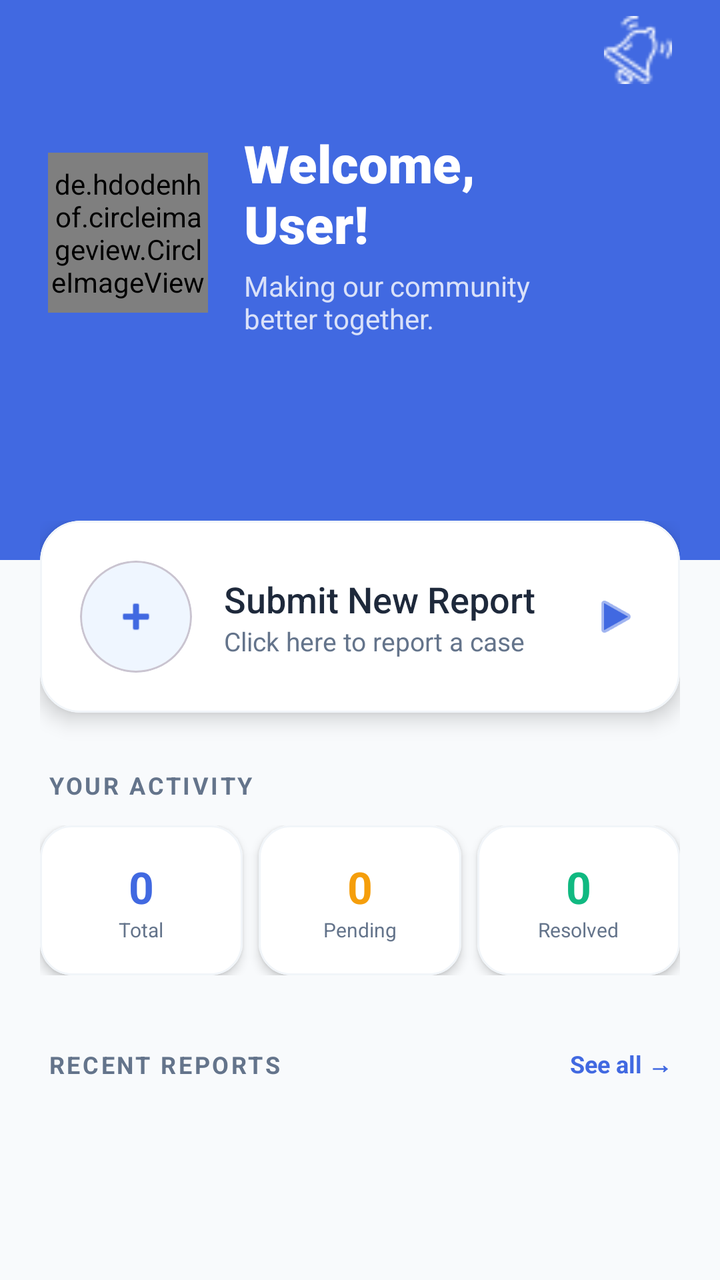
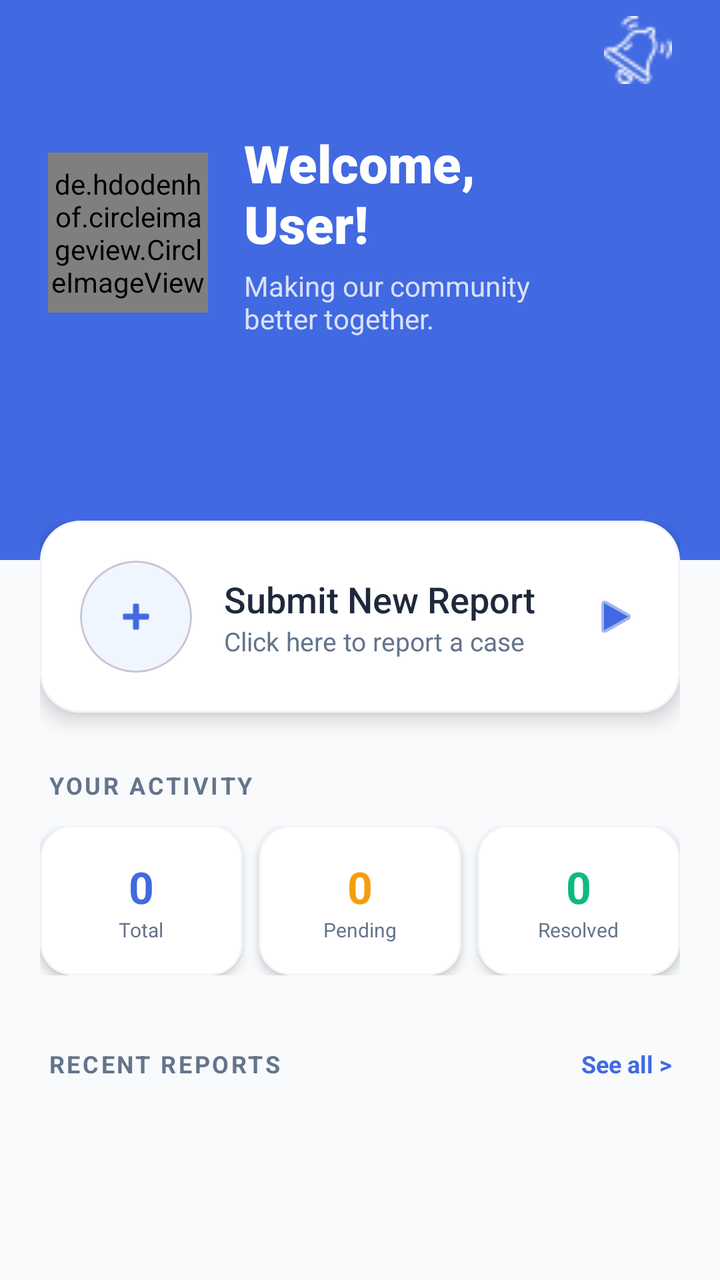

Two renders of the same Android screen: before a commit and after it. Below are the layout's source before the change and the commit's diff.
<!-- AndroidManifest.xml: application theme Theme.StreetAssist -->
<!-- res/layout/fragment_home.xml -->
<?xml version="1.0" encoding="utf-8"?>
<androidx.coordinatorlayout.widget.CoordinatorLayout xmlns:android="http://schemas.android.com/apk/res/android"
    xmlns:app="http://schemas.android.com/apk/res-auto"
    xmlns:tools="http://schemas.android.com/tools"
    android:layout_width="match_parent"
    android:layout_height="match_parent"
    android:background="#F8FAFC"
    tools:context=".ui.resident.Home.HomeFragment">

    <androidx.core.widget.NestedScrollView
        android:layout_width="match_parent"
        android:layout_height="match_parent"
        android:fillViewport="true">

        <androidx.constraintlayout.widget.ConstraintLayout
            android:layout_width="match_parent"
            android:layout_height="wrap_content">

            
            <View
                android:id="@+id/headerBackground"
                android:layout_width="0dp"
                android:layout_height="280dp"
                android:background="#4169E1"
                app:layout_constraintEnd_toEndOf="parent"
                app:layout_constraintStart_toStartOf="parent"
                app:layout_constraintTop_toTopOf="parent" />

            
            <View
                android:id="@+id/decorativeCircle"
                android:layout_width="200dp"
                android:layout_height="200dp"
                android:layout_marginTop="-60dp"
                android:layout_marginEnd="-60dp"
                android:background="@drawable/circle_bg_light_blue"
                android:backgroundTint="#20FFFFFF"
                app:layout_constraintEnd_toEndOf="parent"
                app:layout_constraintTop_toTopOf="parent" />

            
            <androidx.constraintlayout.widget.ConstraintLayout
                android:id="@+id/layoutUserInfo"
                android:layout_width="0dp"
                android:layout_height="wrap_content"
                android:paddingStart="24dp"
                android:paddingEnd="24dp"
                android:paddingTop="64dp"
                app:layout_constraintEnd_toStartOf="@+id/layoutNotification"
                app:layout_constraintStart_toStartOf="parent"
                app:layout_constraintTop_toTopOf="parent">

                
                <FrameLayout
                    android:id="@+id/avatarFrame"
                    android:layout_width="80dp"
                    android:layout_height="80dp"
                    app:layout_constraintBottom_toBottomOf="parent"
                    app:layout_constraintStart_toStartOf="parent"
                    app:layout_constraintTop_toTopOf="parent">

                    <de.hdodenhof.circleimageview.CircleImageView
                        android:id="@+id/ivAvatar"
                        android:layout_width="80dp"
                        android:layout_height="80dp"
                        android:clickable="true"
                        android:focusable="true"
                        android:src="@drawable/ic_default_avatar"
                        app:civ_border_color="#FFFFFF"
                        app:civ_border_width="2.5dp" />

                    <TextView
                        android:id="@+id/tvInitialsAvatar"
                        android:layout_width="80dp"
                        android:layout_height="80dp"
                        android:background="@drawable/circle_bg_light_blue"
                        android:clickable="true"
                        android:focusable="true"
                        android:gravity="center"
                        android:text="U"
                        android:textColor="@android:color/white"
                        android:textSize="28sp"
                        android:textStyle="bold"
                        android:visibility="gone" />
                </FrameLayout>

                
                <LinearLayout
                    android:layout_width="0dp"
                    android:layout_height="wrap_content"
                    android:layout_marginStart="18dp"
                    android:orientation="vertical"
                    app:layout_constraintBottom_toBottomOf="parent"
                    app:layout_constraintEnd_toEndOf="parent"
                    app:layout_constraintStart_toEndOf="@id/avatarFrame"
                    app:layout_constraintTop_toTopOf="parent">

                    <TextView
                        android:id="@+id/tvWelcomeName"
                        android:layout_width="wrap_content"
                        android:layout_height="wrap_content"
                        android:fontFamily="sans-serif-black"
                        android:text="Welcome, User!"
                        android:textColor="@android:color/white"
                        android:textSize="26sp"
                        android:textStyle="bold" />

                    <TextView
                        android:layout_width="wrap_content"
                        android:layout_height="wrap_content"
                        android:layout_marginTop="4dp"
                        android:alpha="0.8"
                        android:text="Making our community better together."
                        android:textColor="#FFFFFF"
                        android:textSize="14sp" />
                </LinearLayout>

            </androidx.constraintlayout.widget.ConstraintLayout>

            
            <RelativeLayout
                android:id="@+id/layoutNotification"
                android:layout_width="wrap_content"
                android:layout_height="wrap_content"
                android:layout_marginEnd="16dp"
                android:padding="8dp"
                app:layout_constraintEnd_toEndOf="parent"
                app:layout_constraintTop_toTopOf="@+id/layoutUserInfo">

                <ImageView
                    android:id="@+id/ivNotification"
                    android:layout_width="34dp"
                    android:layout_height="34dp"
                    android:src="@drawable/notif"
                    app:tint="@android:color/white" />

                <TextView
                    android:id="@+id/tvNotificationBadge"
                    android:layout_width="20dp"
                    android:layout_height="20dp"
                    android:layout_alignTop="@id/ivNotification"
                    android:layout_alignEnd="@id/ivNotification"
                    android:layout_marginTop="-4dp"
                    android:layout_marginEnd="-4dp"
                    android:background="@drawable/badge_notification"
                    android:gravity="center"
                    android:text="0"
                    android:textColor="@android:color/white"
                    android:textSize="11sp"
                    android:textStyle="bold"
                    android:visibility="gone" />
            </RelativeLayout>

            
            <androidx.constraintlayout.widget.ConstraintLayout
                android:id="@+id/contentContainer"
                android:layout_width="0dp"
                android:layout_height="wrap_content"
                android:layout_marginTop="-40dp"
                android:background="@drawable/rounded_top_corners"
                android:padding="20dp"
                app:layout_constraintEnd_toEndOf="parent"
                app:layout_constraintStart_toStartOf="parent"
                app:layout_constraintTop_toBottomOf="@+id/headerBackground">

                
                <com.google.android.material.card.MaterialCardView
                    android:id="@+id/cardSubmitReport"
                    android:layout_width="0dp"
                    android:layout_height="wrap_content"
                    android:clickable="true"
                    android:focusable="true"
                    app:cardBackgroundColor="@android:color/white"
                    app:cardCornerRadius="20dp"
                    app:cardElevation="6dp"
                    app:layout_constraintEnd_toEndOf="parent"
                    app:layout_constraintStart_toStartOf="parent"
                    app:layout_constraintTop_toTopOf="parent"
                    app:strokeColor="#F1F5F9"
                    app:strokeWidth="1dp">

                    <androidx.constraintlayout.widget.ConstraintLayout
                        android:layout_width="match_parent"
                        android:layout_height="wrap_content"
                        android:padding="20dp">

                        <com.google.android.material.card.MaterialCardView
                            android:id="@+id/iconContainer"
                            android:layout_width="56dp"
                            android:layout_height="56dp"
                            app:cardBackgroundColor="#EFF6FF"
                            app:cardCornerRadius="28dp"
                            app:cardElevation="0dp"
                            app:layout_constraintBottom_toBottomOf="parent"
                            app:layout_constraintStart_toStartOf="parent"
                            app:layout_constraintTop_toTopOf="parent">

                            <ImageView
                                android:layout_width="24dp"
                                android:layout_height="24dp"
                                android:layout_gravity="center"
                                android:src="@android:drawable/ic_input_add"
                                app:tint="#4169E1" />
                        </com.google.android.material.card.MaterialCardView>

                        <LinearLayout
                            android:id="@+id/textContainer"
                            android:layout_width="0dp"
                            android:layout_height="wrap_content"
                            android:layout_marginStart="16dp"
                            android:layout_marginEnd="8dp"
                            android:orientation="vertical"
                            app:layout_constraintBottom_toBottomOf="parent"
                            app:layout_constraintEnd_toStartOf="@+id/ivArrow"
                            app:layout_constraintStart_toEndOf="@id/iconContainer"
                            app:layout_constraintTop_toTopOf="parent">

                            <TextView
                                android:layout_width="wrap_content"
                                android:layout_height="wrap_content"
                                android:fontFamily="sans-serif-medium"
                                android:text="Submit New Report"
                                android:textColor="#1E293B"
                                android:textSize="18sp" />

                            <TextView
                                android:layout_width="wrap_content"
                                android:layout_height="wrap_content"
                                android:text="Click here to report a case"
                                android:textColor="#64748B"
                                android:textSize="13sp" />
                        </LinearLayout>

                        <ImageView
                            android:id="@+id/ivArrow"
                            android:layout_width="24dp"
                            android:layout_height="24dp"
                            android:src="@android:drawable/ic_media_play"
                            app:layout_constraintBottom_toBottomOf="parent"
                            app:layout_constraintEnd_toEndOf="parent"
                            app:layout_constraintTop_toTopOf="parent"
                            app:tint="#4169E1" />
                    </androidx.constraintlayout.widget.ConstraintLayout>
                </com.google.android.material.card.MaterialCardView>

                
                <TextView
                    android:id="@+id/tvActivityTitle"
                    android:layout_width="wrap_content"
                    android:layout_height="wrap_content"
                    android:layout_marginStart="4dp"
                    android:layout_marginTop="28dp"
                    android:letterSpacing="0.1"
                    android:text="YOUR ACTIVITY"
                    android:textColor="#64748B"
                    android:textSize="12sp"
                    android:textStyle="bold"
                    app:layout_constraintStart_toStartOf="parent"
                    app:layout_constraintTop_toBottomOf="@id/cardSubmitReport" />

                
                <androidx.constraintlayout.widget.ConstraintLayout
                    android:id="@+id/layoutStats"
                    android:layout_width="0dp"
                    android:layout_height="wrap_content"
                    android:layout_marginTop="12dp"
                    app:layout_constraintEnd_toEndOf="parent"
                    app:layout_constraintStart_toStartOf="parent"
                    app:layout_constraintTop_toBottomOf="@id/tvActivityTitle">

                    
                    <com.google.android.material.card.MaterialCardView
                        android:id="@+id/cardTotal"
                        android:layout_width="0dp"
                        android:layout_height="wrap_content"
                        android:layout_marginEnd="4dp"
                        app:cardBackgroundColor="@android:color/white"
                        app:cardCornerRadius="16dp"
                        app:cardElevation="3dp"
                        app:layout_constraintEnd_toStartOf="@+id/cardPending"
                        app:layout_constraintHorizontal_weight="1"
                        app:layout_constraintStart_toStartOf="parent"
                        app:layout_constraintTop_toTopOf="parent"
                        app:strokeColor="#F1F5F9"
                        app:strokeWidth="1dp">

                        <LinearLayout
                            android:layout_width="match_parent"
                            android:layout_height="wrap_content"
                            android:gravity="center"
                            android:orientation="vertical"
                            android:padding="16dp">

                            <TextView
                                android:id="@+id/tvTotalCount"
                                android:layout_width="wrap_content"
                                android:layout_height="wrap_content"
                                android:text="0"
                                android:textColor="#4169E1"
                                android:textSize="22sp"
                                android:textStyle="bold" />

                            <TextView
                                android:layout_width="wrap_content"
                                android:layout_height="wrap_content"
                                android:text="Total"
                                android:textColor="#64748B"
                                android:textSize="10sp" />
                        </LinearLayout>
                    </com.google.android.material.card.MaterialCardView>

                    
                    <com.google.android.material.card.MaterialCardView
                        android:id="@+id/cardPending"
                        android:layout_width="0dp"
                        android:layout_height="wrap_content"
                        android:layout_marginStart="4dp"
                        android:layout_marginEnd="4dp"
                        app:cardBackgroundColor="@android:color/white"
                        app:cardCornerRadius="16dp"
                        app:cardElevation="3dp"
                        app:layout_constraintEnd_toStartOf="@+id/cardResolved"
                        app:layout_constraintHorizontal_weight="1"
                        app:layout_constraintStart_toEndOf="@+id/cardTotal"
                        app:layout_constraintTop_toTopOf="parent"
                        app:strokeColor="#F1F5F9"
                        app:strokeWidth="1dp">

                        <LinearLayout
                            android:layout_width="match_parent"
                            android:layout_height="wrap_content"
                            android:gravity="center"
                            android:orientation="vertical"
                            android:padding="16dp">

                            <TextView
                                android:id="@+id/tvPendingCount"
                                android:layout_width="wrap_content"
                                android:layout_height="wrap_content"
                                android:text="0"
                                android:textColor="#F59E0B"
                                android:textSize="22sp"
                                android:textStyle="bold" />

                            <TextView
                                android:layout_width="wrap_content"
                                android:layout_height="wrap_content"
                                android:text="Pending"
                                android:textColor="#64748B"
                                android:textSize="10sp" />
                        </LinearLayout>
                    </com.google.android.material.card.MaterialCardView>

                    
                    <com.google.android.material.card.MaterialCardView
                        android:id="@+id/cardResolved"
                        android:layout_width="0dp"
                        android:layout_height="wrap_content"
                        android:layout_marginStart="4dp"
                        app:cardBackgroundColor="@android:color/white"
                        app:cardCornerRadius="16dp"
                        app:cardElevation="3dp"
                        app:layout_constraintEnd_toEndOf="parent"
                        app:layout_constraintHorizontal_weight="1"
                        app:layout_constraintStart_toEndOf="@+id/cardPending"
                        app:layout_constraintTop_toTopOf="parent"
                        app:strokeColor="#F1F5F9"
                        app:strokeWidth="1dp">

                        <LinearLayout
                            android:layout_width="match_parent"
                            android:layout_height="wrap_content"
                            android:gravity="center"
                            android:orientation="vertical"
                            android:padding="16dp">

                            <TextView
                                android:id="@+id/tvResolvedCount"
                                android:layout_width="wrap_content"
                                android:layout_height="wrap_content"
                                android:text="0"
                                android:textColor="#10B981"
                                android:textSize="22sp"
                                android:textStyle="bold" />

                            <TextView
                                android:layout_width="wrap_content"
                                android:layout_height="wrap_content"
                                android:text="Resolved"
                                android:textColor="#64748B"
                                android:textSize="10sp" />
                        </LinearLayout>
                    </com.google.android.material.card.MaterialCardView>
                </androidx.constraintlayout.widget.ConstraintLayout>

                
                <androidx.constraintlayout.widget.ConstraintLayout
                    android:id="@+id/layoutRecentHeader"
                    android:layout_width="0dp"
                    android:layout_height="wrap_content"
                    android:layout_marginTop="32dp"
                    app:layout_constraintEnd_toEndOf="parent"
                    app:layout_constraintStart_toStartOf="parent"
                    app:layout_constraintTop_toBottomOf="@id/layoutStats">

                    <TextView
                        android:layout_width="0dp"
                        android:layout_height="wrap_content"
                        android:layout_marginStart="4dp"
                        android:letterSpacing="0.1"
                        android:text="RECENT REPORTS"
                        android:textColor="#64748B"
                        android:textSize="12sp"
                        android:textStyle="bold"
                        app:layout_constraintBottom_toBottomOf="parent"
                        app:layout_constraintEnd_toStartOf="@+id/tvSeeAll"
                        app:layout_constraintStart_toStartOf="parent"
                        app:layout_constraintTop_toTopOf="parent" />

                    <TextView
                        android:id="@+id/tvSeeAll"
                        android:layout_width="wrap_content"
                        android:layout_height="wrap_content"
                        android:clickable="true"
                        android:focusable="true"
                        android:padding="4dp"
                        android:text="See all →"
                        android:textColor="#4169E1"
                        android:textSize="12sp"
                        android:textStyle="bold"
                        app:layout_constraintBottom_toBottomOf="parent"
                        app:layout_constraintEnd_toEndOf="parent"
                        app:layout_constraintTop_toTopOf="parent" />
                </androidx.constraintlayout.widget.ConstraintLayout>

                
                <com.google.android.material.card.MaterialCardView
                    android:id="@+id/layoutRecentEmpty"
                    android:layout_width="0dp"
                    android:layout_height="wrap_content"
                    android:layout_marginTop="12dp"
                    android:visibility="gone"
                    app:cardBackgroundColor="@android:color/white"
                    app:cardCornerRadius="16dp"
                    app:cardElevation="0dp"
                    app:layout_constraintEnd_toEndOf="parent"
                    app:layout_constraintStart_toStartOf="parent"
                    app:layout_constraintTop_toBottomOf="@id/layoutRecentHeader"
                    app:strokeColor="#F1F5F9"
                    app:strokeWidth="1dp">

                    <LinearLayout
                        android:layout_width="match_parent"
                        android:layout_height="wrap_content"
                        android:gravity="center"
                        android:orientation="vertical"
                        android:padding="32dp">

                        <ImageView
                            android:layout_width="48dp"
                            android:layout_height="48dp"
                            android:alpha="0.3"
                            android:src="@android:drawable/ic_menu_mylocation"
                            app:tint="#64748B" />

                        <TextView
                            android:layout_width="wrap_content"
                            android:layout_height="wrap_content"
                            android:layout_marginTop="12dp"
                            android:text="No reports submitted yet."
                            android:textColor="#94A3B8"
                            android:textSize="14sp" />
                    </LinearLayout>
                </com.google.android.material.card.MaterialCardView>

                
                <LinearLayout
                    android:id="@+id/layoutRecentReports"
                    android:layout_width="0dp"
                    android:layout_height="wrap_content"
                    android:layout_marginTop="12dp"
                    android:orientation="vertical"
                    app:layout_constraintEnd_toEndOf="parent"
                    app:layout_constraintStart_toStartOf="parent"
                    app:layout_constraintTop_toBottomOf="@id/layoutRecentHeader" />

                
                <View
                    android:layout_width="match_parent"
                    android:layout_height="80dp"
                    app:layout_constraintTop_toBottomOf="@id/layoutRecentReports" />

            </androidx.constraintlayout.widget.ConstraintLayout>


        </androidx.constraintlayout.widget.ConstraintLayout>
    </androidx.core.widget.NestedScrollView>

</androidx.coordinatorlayout.widget.CoordinatorLayout>
<!-- resources referenced by this layout -->
<resources>
  <!-- drawable badge_notification (drawable) -->
  <?xml version="1.0" encoding="utf-8"?>
  <shape xmlns:android="http://schemas.android.com/apk/res/android"
      android:shape="oval">
      <solid android:color="#FF0000" />
      <size android:width="16dp" android:height="16dp" />
  </shape>
  <!-- drawable circle_bg_light_blue (drawable) -->
  <?xml version="1.0" encoding="utf-8"?>
  <selector xmlns:android="http://schemas.android.com/apk/res/android">
      <shape xmlns:android="http://schemas.android.com/apk/res/android" android:shape="oval">
          <solid android:color="#E8EFFF" />
          <size android:width="100dp" android:height="100dp" />
      </shape>
  </selector>
  <!-- drawable ic_default_avatar: png bitmap (drawable, 28790 bytes) -->
  <!-- drawable notif: png bitmap (drawable, 708 bytes) -->
  <!-- drawable rounded_top_corners (drawable) -->
  <?xml version="1.0" encoding="utf-8"?>
  <selector xmlns:android="http://schemas.android.com/apk/res/android">
      <shape xmlns:android="http://schemas.android.com/apk/res/android">
          <solid android:color="#F5F7FA" />
          <corners android:topLeftRadius="32dp" android:topRightRadius="32dp" />
      </shape>
  </selector>
  <style name="Theme.StreetAssist" parent="Base.Theme.StreetAssist" />
  <style name="Base.Theme.StreetAssist" parent="Theme.Material3.DayNight.NoActionBar">
          
          
      </style>
</resources>

<!-- the commit's change to res/layout/fragment_home.xml (unified diff, before → after) -->
@@ -424,7 +424,7 @@
                         android:clickable="true"
                         android:focusable="true"
                         android:padding="4dp"
-                        android:text="See all →"
+                        android:text="See all >"
                         android:textColor="#4169E1"
                         android:textSize="12sp"
                         android:textStyle="bold"
